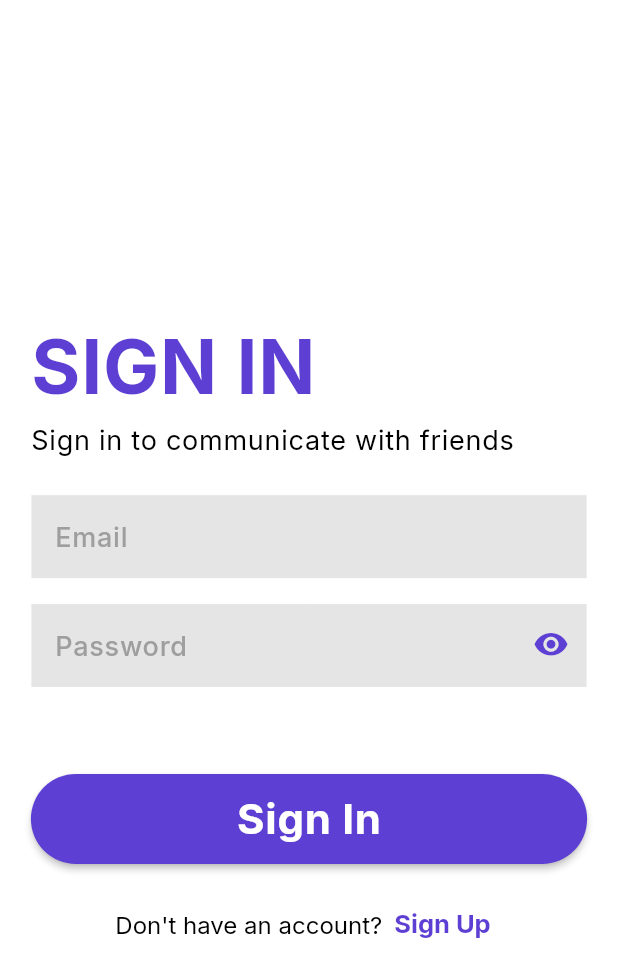
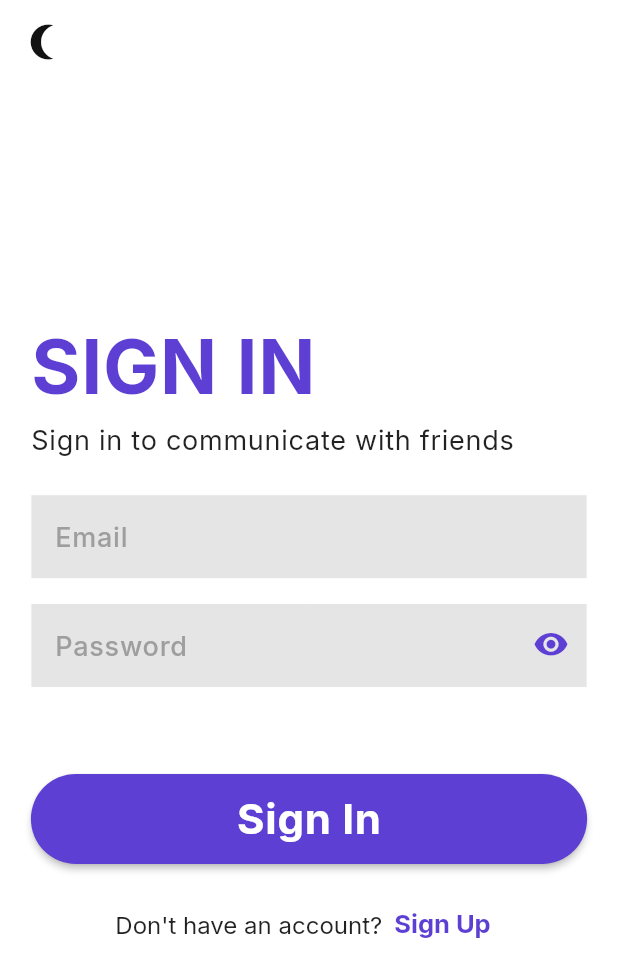
Before and after one commit to ahmedghaly15/Linkup, a Flutter app: the screen it shows after launch, on a phone screen of 412 x 824 dp. Shown: the top 977 px of the screen. Run offline on Flutter 3.47's test engine with Material 2 defaults, Android fonts, the light colour scheme and no system bars; our stand-ins replace bloc, cloud_firestore, conditional_builder_null_safety, firebase_auth, firebase_core, firebase_storage and 9 more; accounts and stored records are empty.

Commit message:
Using ThemeService by Cubit, Refactor SocialLayout

```diff
--- a/lib/core/global/app_styles.dart
+++ b/lib/core/global/app_styles.dart
@@ -1,5 +1,4 @@
 import 'package:flutter/material.dart';
-import 'package:get/get.dart';
 import 'package:social_app/core/global/app_colors.dart';
 
 class AppStyles {
@@ -17,16 +16,16 @@ class AppStyles {
     color: Colors.white,
   );
 
-  static TextStyle appBarTitleStyle = TextStyle(
+  static TextStyle appBarTitleStyle = const TextStyle(
     fontSize: 23,
     fontWeight: FontWeight.bold,
-    color: Get.isDarkMode ? Colors.white : Colors.black,
+    // color: ThemeCubit.isDark ? Colors.white : Colors.black,
     letterSpacing: 0.7,
   );
 
-  static TextStyle inputFieldTextStyle = TextStyle(
+  static TextStyle inputFieldTextStyle = const TextStyle(
     fontSize: 20,
-    color: Get.isDarkMode ? Colors.white : Colors.black,
+    // color: ThemeCubit.isDark ? Colors.white : Colors.black,
   );
 
   static const TextStyle hintStyle = TextStyle(
@@ -36,9 +35,9 @@ class AppStyles {
     color: Colors.grey,
   );
 
-  static TextStyle bodyLarge = TextStyle(
+  static TextStyle bodyLarge = const TextStyle(
     fontSize: 18,
-    color: Get.isDarkMode ? Colors.white : Colors.black,
+    // color: ThemeCubit.isDark ? Colors.white : Colors.black,
     letterSpacing: 0.5,
   );
 
@@ -48,15 +47,15 @@ class AppStyles {
     color: AppColors.primaryColor,
   );
 
-  static TextStyle bodySmall = TextStyle(
+  static TextStyle bodySmall = const TextStyle(
     fontSize: 16,
-    color: Get.isDarkMode ? Colors.white : Colors.black,
+    // color: ThemeCubit.isDark ? Colors.white : Colors.black,
     fontWeight: FontWeight.w400,
   );
 
   static const TextStyle caption = TextStyle(
-    fontSize: 12,
+    fontSize: 13,
     color: Colors.grey,
-    height: 1.7,
+    height: 1.5,
   );
 }
--- a/lib/core/services/theme_service.dart
+++ b/lib/core/services/theme_service.dart
@@ -1,25 +1,26 @@
-import 'package:flutter/material.dart';
-import 'package:get/get.dart';
-import 'package:get_storage/get_storage.dart';
+import 'package:flutter_bloc/flutter_bloc.dart';
+import 'package:social_app/core/utils/cache_helper.dart';
 
-//============================= Controlling App Theme =============================
-class ThemeService {
-  final GetStorage _box = GetStorage();
-  final _key = 'isDarkMode';
+class ThemeService extends Cubit<bool> {
+  ThemeService() : super(false) {
+    _loadTheme();
+  }
 
-//============================= Save App Theme =============================
-  _saveThemeToBox(bool isDarkMode) => _box.write(_key, isDarkMode);
+  static ThemeService getObject(context) => BlocProvider.of(context);
 
-//============================= Load App Theme =============================
-  bool _loadThemeFromBox() => _box.read<bool>(_key) ?? false;
-  // (false means it's light mode)
+  static bool isDark = false;
 
-//============================= Getting App Theme =============================
-  ThemeMode get theme => _loadThemeFromBox() ? ThemeMode.dark : ThemeMode.light;
+  Future<void> toggleTheme() async {
+    await _saveTheme(!state);
+    emit(!state);
+  }
 
-//============================= Switch App Theme =============================
-  void switchTheme() {
-    Get.changeThemeMode(_loadThemeFromBox() ? ThemeMode.light : ThemeMode.dark);
-    _saveThemeToBox(!_loadThemeFromBox());
+  Future<void> _loadTheme() async {
+    isDark = CacheHelper.getBoolData(key: 'isDark') ?? false;
+    emit(isDark);
+  }
+
+  Future<void> _saveTheme(bool isDark) async {
+    await CacheHelper.saveData(key: 'isDark', value: isDark);
   }
 }
--- a/lib/features/auth/presentation/view/auth_view.dart
+++ b/lib/features/auth/presentation/view/auth_view.dart
@@ -5,6 +5,8 @@ import 'package:get/get.dart';
 import 'package:social_app/core/utils/helper.dart';
 import 'package:social_app/core/utils/service_locator.dart';
 
+import '../../../../core/global/app_colors.dart';
+import '../../../../core/services/theme_service.dart';
 import '../../domain/auth_repo.dart';
 import '../widgets/auth_view_body.dart';
 import 'manager/auth_view_cubit.dart';
@@ -96,6 +98,18 @@ class _AuthViewState extends State<AuthView> with TickerProviderStateMixin {
   AppBar buildAppBar(BuildContext context) {
     return AppBar(
       backgroundColor: context.theme.colorScheme.background,
+      leading: IconButton(
+        onPressed: () {
+          BlocProvider.of<ThemeService>(context).toggleTheme();
+        },
+        icon: Icon(
+          Get.isDarkMode
+              ? Icons.wb_sunny_outlined
+              : Icons.nightlight_round_outlined,
+          size: 28,
+          color: Get.isDarkMode ? Colors.white : AppColors.darkGreyClr,
+        ),
+      ),
       systemOverlayStyle: Helper.setSystemOverlayStyle(),
     );
   }
--- a/lib/features/chat/presentation/views/chats_view.dart
+++ b/lib/features/chat/presentation/views/chats_view.dart
@@ -18,6 +18,7 @@ class ChatsView extends StatelessWidget {
           condition: cubit.users.isNotEmpty,
           builder: (context) {
             return ListView.builder(
+              padding: const EdgeInsets.only(bottom: 35),
               itemCount: cubit.isSearching
                   ? cubit.searchList.length
                   : cubit.users.length,
--- a/lib/features/feeds/presentation/widgets/likes_and_comments.dart
+++ b/lib/features/feeds/presentation/widgets/likes_and_comments.dart
@@ -42,7 +42,7 @@ class LikesAndComments extends StatelessWidget {
                   const SizedBox(width: 5),
                   Text(
                     "${model.likes} Likes",
-                    style: AppStyles.bodySmall,
+                    style: AppStyles.caption,
                   ),
                 ],
               ),
@@ -69,7 +69,7 @@ class LikesAndComments extends StatelessWidget {
                   const SizedBox(width: 5),
                   Text(
                     "${model.comments} comments",
-                    style: AppStyles.bodySmall,
+                    style: AppStyles.caption,
                   ),
                 ],
               ),
--- a/lib/main.dart
+++ b/lib/main.dart
@@ -5,12 +5,13 @@ import 'package:get/get.dart';
 import 'package:get_storage/get_storage.dart';
 import 'package:social_app/core/global/app_texts.dart';
 import 'package:social_app/core/global/app_theme.dart';
+import 'package:social_app/core/services/theme_service.dart';
 import 'package:social_app/core/utils/service_locator.dart';
 import 'package:social_app/features/auth/presentation/view/auth_view.dart';
+import 'package:social_app/layout/presenetation/view/layout_view.dart';
 
 import '/layout/cubit/cubit.dart';
-import '/layout/social_layout.dart';
-import 'core/services/theme_service.dart';
+
 import 'core/utils/bloc_observer.dart';
 
 import 'core/utils/helper.dart';
@@ -40,7 +41,7 @@ Future<void> main() async {
   Widget startingScreen;
 
   if (Helper.uId != null) {
-    startingScreen = const SocialAppLayout();
+    startingScreen = const LayoutView();
   } else {
     startingScreen = const AuthView();
   }
@@ -68,17 +69,28 @@ class SocialApp extends StatelessWidget {
   @override
   Widget build(BuildContext context) {
     SizeConfig().init(context);
-    return BlocProvider(
+    return MultiBlocProvider(
+      providers: [
+        BlocProvider(
           create: (context) => SocialAppCubit()
             ..getUserData(uId)
             ..getPosts(),
-      child: GetMaterialApp(
+        ),
+        BlocProvider(create: (context) => ThemeService()),
+      ],
+      child: BlocBuilder<ThemeService, bool>(
+        buildWhen: (previousState, currentState) =>
+            previousState != currentState,
+        builder: (context, isDark) {
+          return GetMaterialApp(
             title: AppTexts.appTitle,
             debugShowCheckedModeBanner: false,
-        theme: AppTheme.lightTheme(),
-        darkTheme: AppTheme.darkTheme(),
-        themeMode: ThemeService().theme,
+            theme: isDark ? AppTheme.darkTheme() : AppTheme.lightTheme(),
+            // darkTheme: AppTheme.darkTheme(),
+            // themeMode: ThemeService().theme,
             home: startingScreen,
+          );
+        },
       ),
     );
   }
```
Also changed, not shown: lib/features/auth/presentation/widgets/auth_form.dart (+4 -4 lines), lib/features/feeds/presentation/widgets/top_post_item_section.dart (+11 -10 lines), lib/features/feeds/presentation/widgets/write_comment_input_field.dart (+4 -4 lines), lib/layout/presenetation/view/layout_view.dart (added, +86 -0 lines), lib/layout/presenetation/widgets/custom_bottom_nav_bar.dart (added, +36 -0 lines), lib/layout/presenetation/widgets/custom_search_field.dart (added, +59 -0 lines), lib/layout/presenetation/widgets/layout_view_body.dart (added, +24 -0 lines), lib/layout/presenetation/widgets/new_post_floating_button.dart (added, +30 -0 lines), lib/layout/social_layout.dart (deleted, +0 -181 lines). Lines whose indentation alone changed are shown as unchanged.
